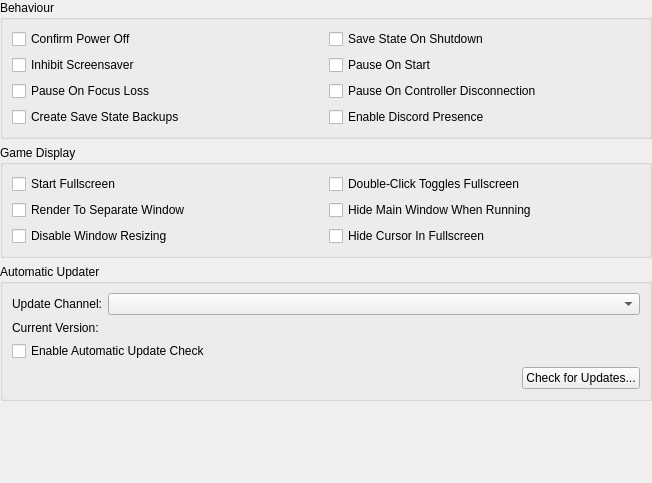
Qt form src/duckstation-qt/interfacesettingswidget.ui (kofxi3584karlayang/duckstation) before a commit.
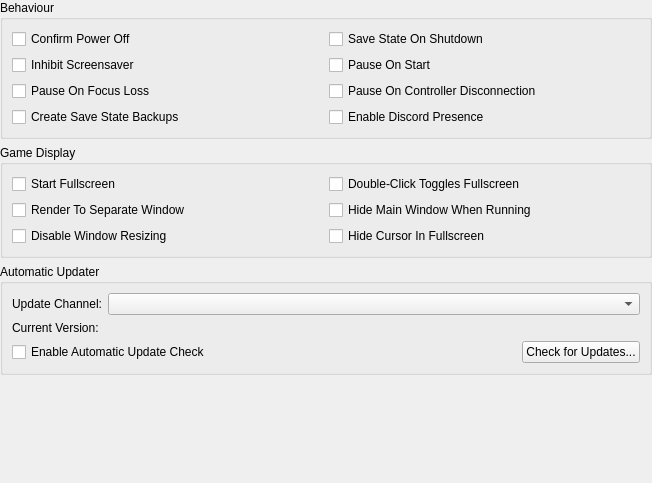
The same form after that commit.

Commit message: Qt: Reduce dialog height

Diff of the .ui file:
```diff
--- a/src/duckstation-qt/interfacesettingswidget.ui
+++ b/src/duckstation-qt/interfacesettingswidget.ui
@@ -169,15 +169,15 @@
         </property>
        </widget>
       </item>
-      <item row="3" column="0" colspan="2">
+      <item row="2" column="0" colspan="2">
+       <layout class="QHBoxLayout" name="horizontalLayout_2">
+        <item>
        <widget class="QCheckBox" name="autoUpdateEnabled">
         <property name="text">
          <string>Enable Automatic Update Check</string>
         </property>
        </widget>
       </item>
-      <item row="5" column="0" colspan="2">
-       <layout class="QHBoxLayout" name="horizontalLayout_2">
         <item>
          <spacer name="horizontalSpacer">
           <property name="orientation">
```
Left out of the diff: 6 changed lines with no effect on the pictures. Lines whose indentation alone changed are shown as unchanged.
